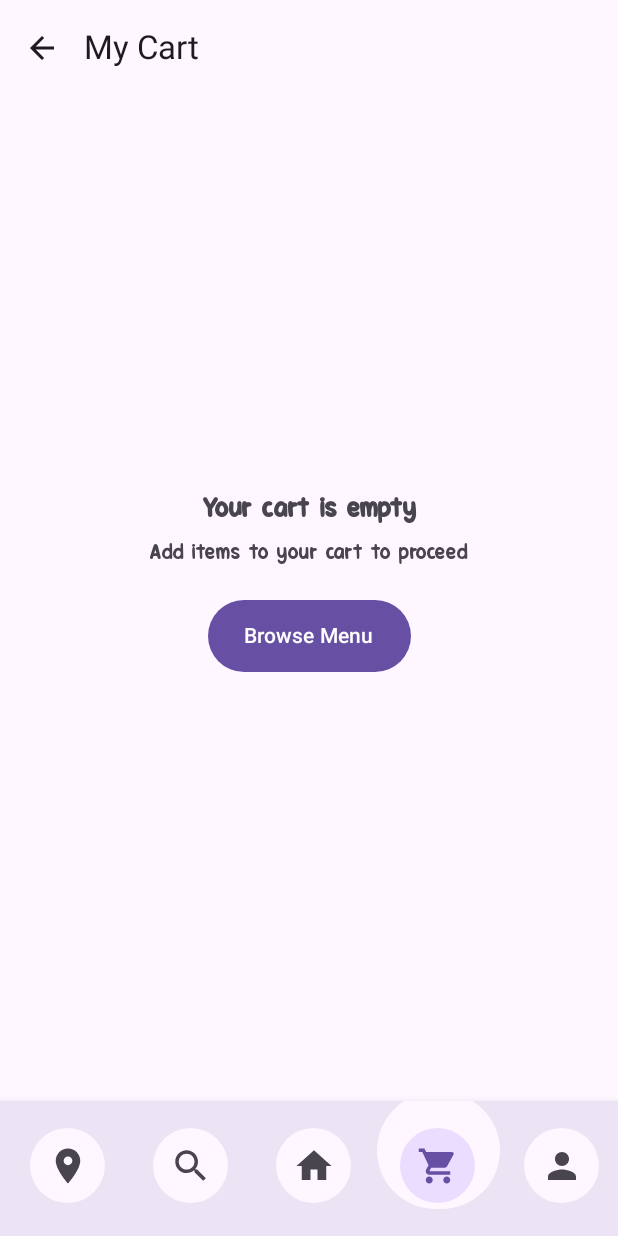
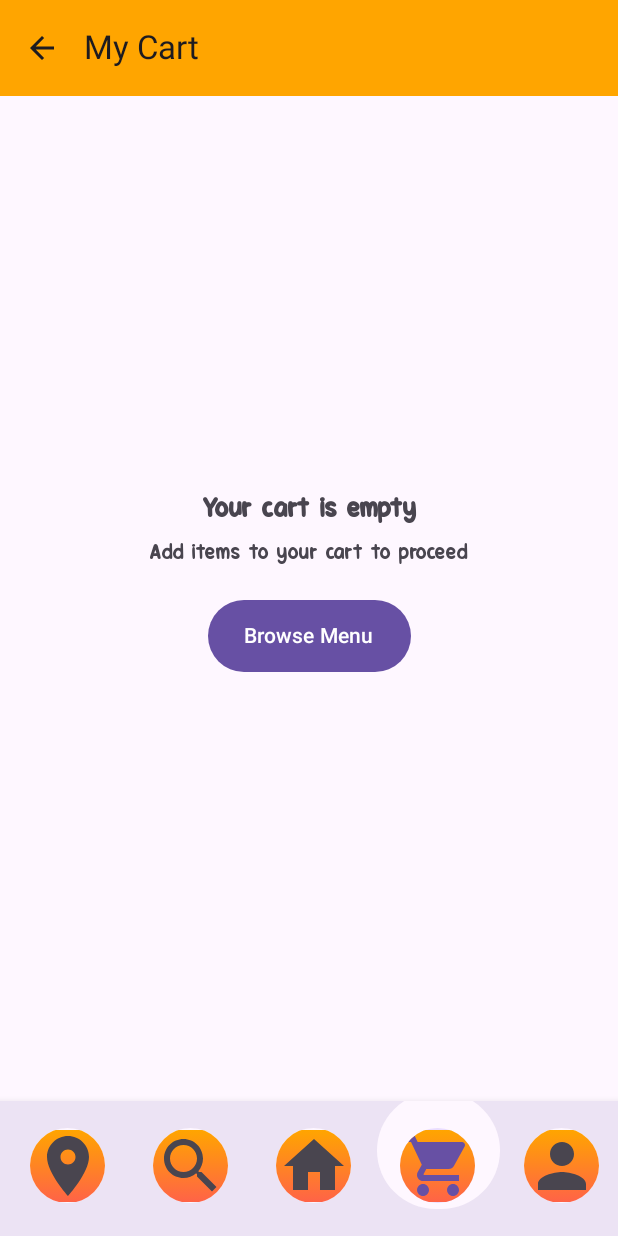
Before and after one commit to NabeelM99/Food-Delivery-App, an Android app built with Jetpack Compose: the AddToCartScreen screen opened through its navigation route, on a phone screen of 412 x 824 dp. Run offline under Robolectric (Android 15) with nearby library versions, the phone set to English and light mode, and no system bars; our stand-ins replace Firebase (no records; nobody signed in at launch, a user with empty details on screens opened directly).

Commit message:
Initial commit

```diff
--- a/app/src/main/java/com/example/fooddeliveryapp/ui/screen/AddToCartScreen.kt
+++ b/app/src/main/java/com/example/fooddeliveryapp/ui/screen/AddToCartScreen.kt
@@ -19,6 +19,7 @@ import androidx.compose.ui.graphics.Color
 import androidx.compose.ui.layout.ContentScale
 import androidx.compose.ui.res.painterResource
 import androidx.compose.material3.Surface
+import androidx.compose.ui.graphics.Brush
 import androidx.compose.ui.text.font.FontWeight
 import androidx.compose.ui.text.style.TextAlign
 import androidx.compose.ui.unit.dp
@@ -34,6 +35,7 @@ import com.example.fooddeliveryapp.ui.theme.Orange
 import kotlinx.coroutines.flow.MutableStateFlow
 import kotlinx.coroutines.flow.StateFlow
 import com.example.fooddeliveryapp.ui.screen.getDrawableId
+import com.example.fooddeliveryapp.ui.theme.Red
 import com.google.firebase.auth.FirebaseAuth
 import com.google.firebase.firestore.FirebaseFirestore
 
@@ -179,8 +181,8 @@ fun AddToCartScreen(
                         Icon(Icons.Default.ArrowBack, "Back")
                     }
                 },
-                colors = TopAppBarDefaults.mediumTopAppBarColors(
-                    containerColor = MaterialTheme.colorScheme.surface
+                colors = TopAppBarDefaults.topAppBarColors(
+                    containerColor = Color(0xFFFFA500)
                 )
             )
         },
@@ -408,10 +410,15 @@ fun BottomCheckoutBar(
                 onClick = onCheckoutClicked,
                 modifier = Modifier
                     .height(48.dp)
-                    .width(160.dp),
-                shape = RoundedCornerShape(24.dp),
+                    .width(160.dp)
+                    .background(
+                        Brush.verticalGradient(
+                            colors = listOf(Orange, Red)
+                        ),
+                        shape = RoundedCornerShape(24.dp)
+                    ),
                 colors = ButtonDefaults.buttonColors(
-                    containerColor = MaterialTheme.colorScheme.primary
+                    containerColor = Color.Transparent
                 )
             ) {
                 Text(
--- a/app/src/main/java/com/example/fooddeliveryapp/ui/screen/home_components/BottomNavBar.kt
+++ b/app/src/main/java/com/example/fooddeliveryapp/ui/screen/home_components/BottomNavBar.kt
@@ -3,6 +3,7 @@ package com.example.fooddeliveryapp.components
 import androidx.compose.foundation.background
 import androidx.compose.foundation.layout.*
 import androidx.compose.foundation.shape.CircleShape
+import androidx.compose.foundation.shape.RoundedCornerShape
 import androidx.compose.material.icons.Icons
 import androidx.compose.material.icons.filled.Home
 import androidx.compose.material.icons.filled.LocationOn
@@ -14,9 +15,13 @@ import androidx.compose.runtime.*
 import androidx.compose.ui.Alignment
 import androidx.compose.ui.Modifier
 import androidx.compose.ui.draw.clip
+import androidx.compose.ui.graphics.Brush
 import androidx.compose.ui.graphics.vector.ImageVector
 import androidx.compose.ui.unit.dp
 import androidx.compose.ui.zIndex
+import com.example.fooddeliveryapp.ui.theme.Orange
+import com.example.fooddeliveryapp.ui.theme.Red
+
 @Composable
 fun BottomNavBar(
     currentRoute: String,
@@ -73,7 +78,15 @@ fun BottomNavBar(
                             Icon(
                                 imageVector = item.icon,
                                 contentDescription = item.label,
-                                modifier = Modifier.size(28.dp)
+                                modifier = Modifier
+                                    .height(48.dp)
+                                    .width(160.dp)
+                                    .background(
+                                        Brush.verticalGradient(
+                                            colors = listOf(Orange, Red)
+                                        ),
+                                        //shape = RoundedCornerShape(24.dp)
+                                    ),
                             )
                         }
                     }
```
